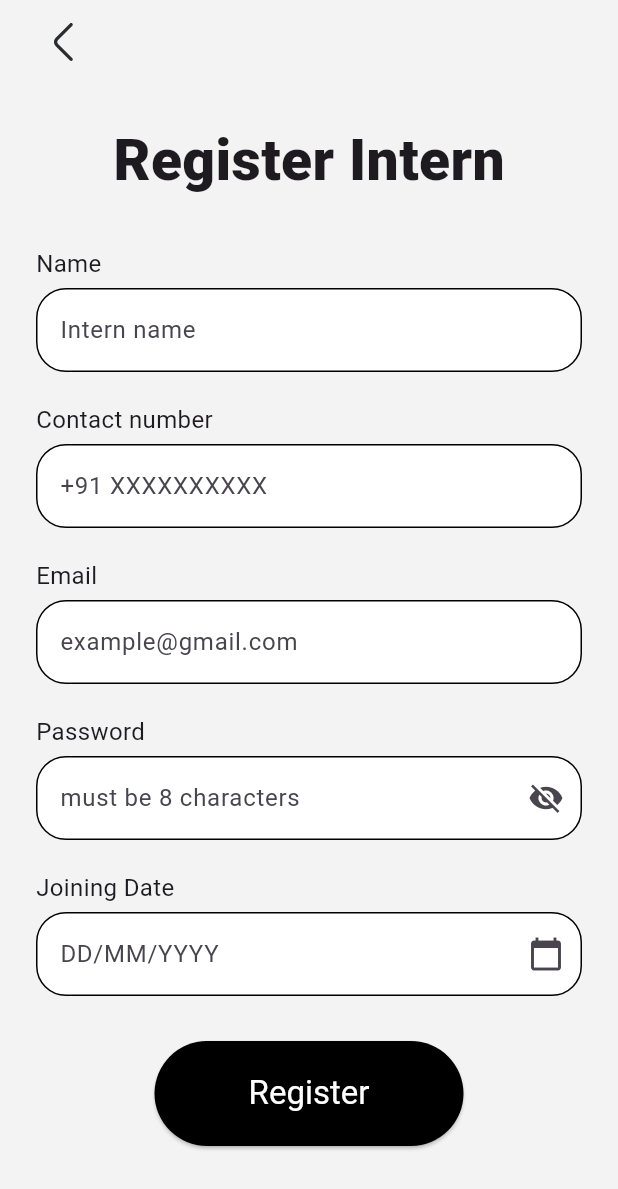
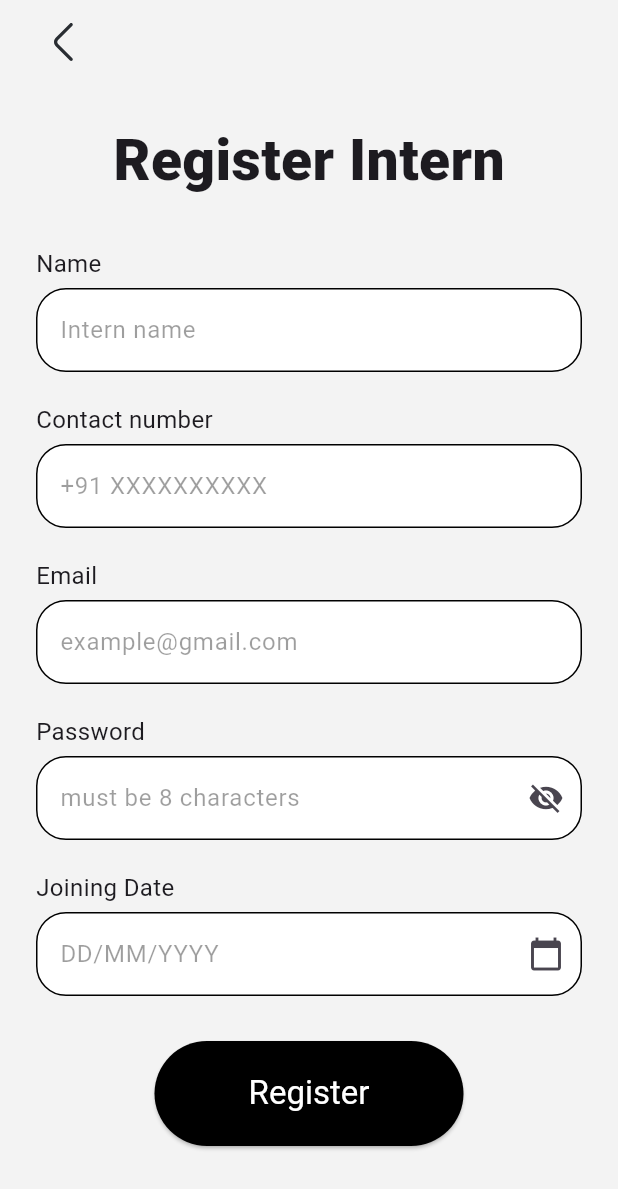
Before and after one commit to UTTAM-VAGHASIA/case_sync, a Flutter app: the NewInternScreen screen opened directly, on a phone screen of 412 x 824 dp. Shown: the top 1189 px of the screen. Run offline on Flutter 3.47's test engine with Material 3 defaults, Android fonts, the phone set to English and light mode, and no system bars; our stand-ins replace file_picker, flutter_svg, get, shared_preferences; accounts and stored records are empty.

Commit message:
Update new_intern.dart
-> Lighten the font style I register intern (Hint Text of fields) (done)

```diff
--- a/lib/screens/officials/new_intern.dart
+++ b/lib/screens/officials/new_intern.dart
@@ -1,8 +1,9 @@
 import 'dart:convert';
+
 import 'package:flutter/material.dart';
 import 'package:flutter_svg/flutter_svg.dart';
+import 'package:http/http.dart' as http;
 import 'package:intl/intl.dart';
-import 'package:http/http.dart' as http;
 
 class NewInternScreen extends StatefulWidget {
   const NewInternScreen({super.key});
@@ -168,7 +169,10 @@ class _NewInternScreenState extends State<NewInternScreen> {
                       controller: _nameController,
                       decoration: InputDecoration(
                         hintText: 'Intern name',
-                        hintStyle: TextStyle(fontWeight: FontWeight.normal),
+                        hintStyle: TextStyle(
+                          fontWeight: FontWeight.normal,
+                          color: Colors.black38,
+                        ),
                         fillColor: Colors.white,
                         filled: true,
                         border: OutlineInputBorder(
@@ -192,7 +196,10 @@ class _NewInternScreenState extends State<NewInternScreen> {
                       controller: _contactNumberController,
                       decoration: InputDecoration(
                         hintText: '+91 XXXXXXXXXX',
-                        hintStyle: TextStyle(fontWeight: FontWeight.normal),
+                        hintStyle: TextStyle(
+                          fontWeight: FontWeight.normal,
+                          color: Colors.black38,
+                        ),
                         fillColor: Colors.white,
                         filled: true,
                         border: OutlineInputBorder(
@@ -217,7 +224,10 @@ class _NewInternScreenState extends State<NewInternScreen> {
                       controller: _emailController,
                       decoration: InputDecoration(
                         hintText: 'example@gmail.com',
-                        hintStyle: TextStyle(fontWeight: FontWeight.normal),
+                        hintStyle: TextStyle(
+                          fontWeight: FontWeight.normal,
+                          color: Colors.black38,
+                        ),
                         fillColor: Colors.white,
                         filled: true,
                         border: OutlineInputBorder(
@@ -242,7 +252,10 @@ class _NewInternScreenState extends State<NewInternScreen> {
                       controller: _passwordController,
                       decoration: InputDecoration(
                         hintText: 'must be 8 characters',
-                        hintStyle: TextStyle(fontWeight: FontWeight.normal),
+                        hintStyle: TextStyle(
+                          fontWeight: FontWeight.normal,
+                          color: Colors.black38,
+                        ),
                         fillColor: Colors.white,
                         filled: true,
                         border: OutlineInputBorder(
@@ -279,7 +292,10 @@ class _NewInternScreenState extends State<NewInternScreen> {
                       controller: _joiningDateController,
                       decoration: InputDecoration(
                         hintText: 'DD/MM/YYYY',
-                        hintStyle: TextStyle(fontWeight: FontWeight.normal),
+                        hintStyle: TextStyle(
+                          fontWeight: FontWeight.normal,
+                          color: Colors.black38,
+                        ),
                         fillColor: Colors.white,
                         filled: true,
                         border: OutlineInputBorder(
```
Lines whose indentation alone changed are shown as unchanged.
